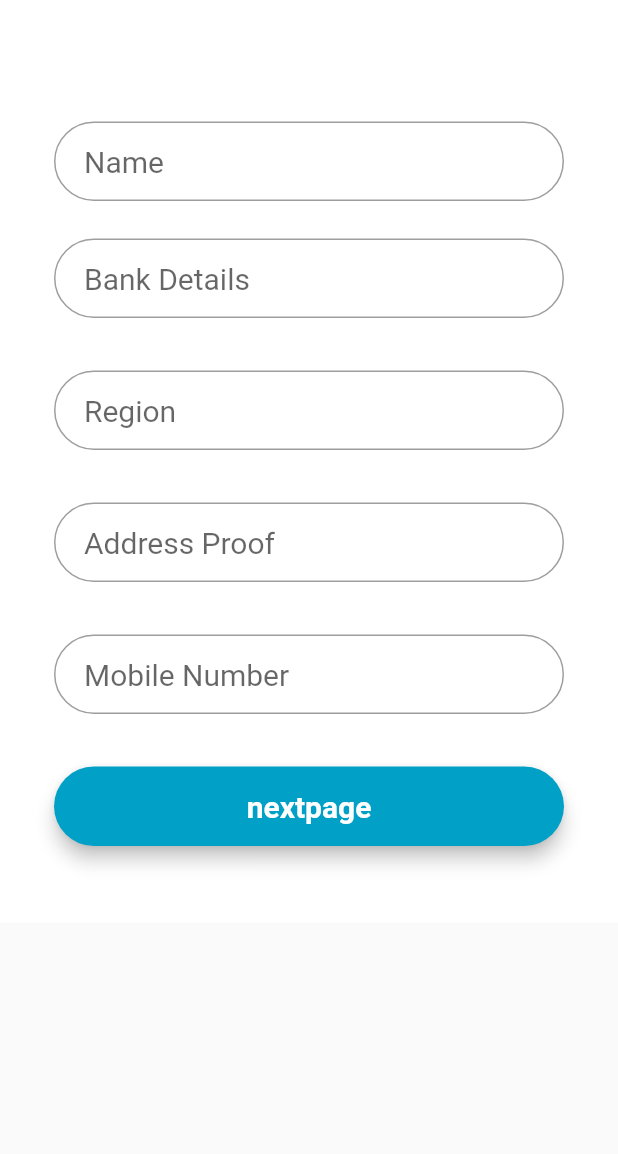
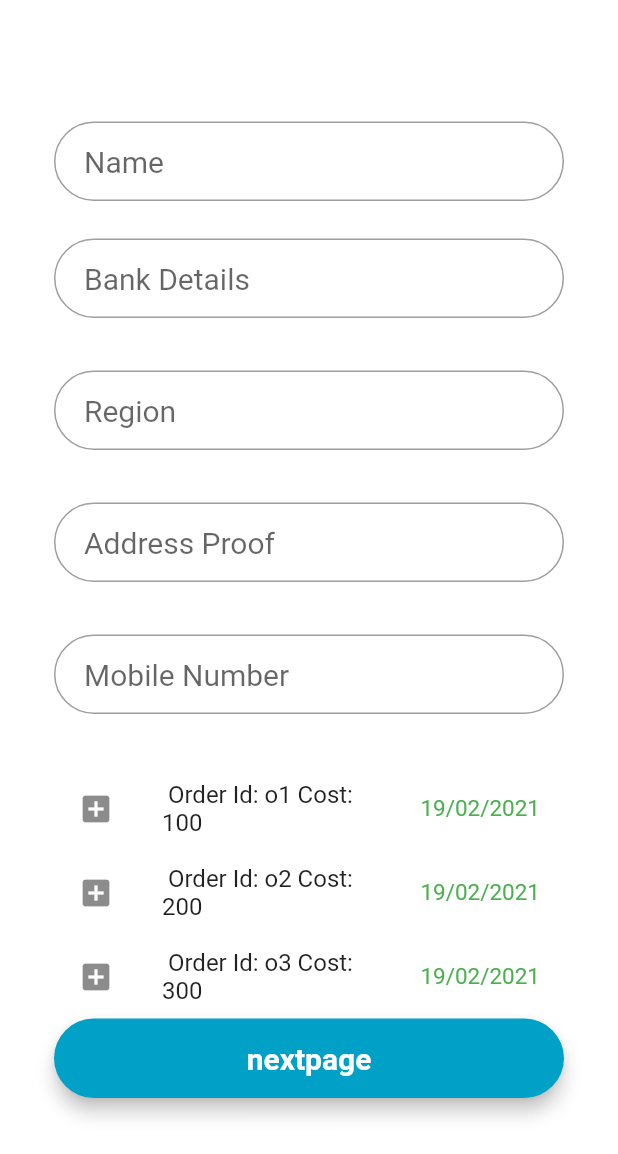
Before and after one commit to FY-ProjectX/task_app, a Flutter app: the DeliveryProfilePage screen opened by its route, on a phone screen of 412 x 824 dp. Shown: the top 1154 px of the screen. Run offline on Flutter 3.47's test engine with Material 2 defaults, Android fonts, the light colour scheme and no system bars; our stand-ins replace get; Roboto replaces fonts that are missing (Montserrat).

Commit message:
harsh gala json added

```diff
--- /dev/null
+++ b/assets/orders.json
@@ -0,0 +1,19 @@
+{
+    "orders": [
+      {
+        "id": "o1",
+        "date": "19/02/2021",
+        "cost": "100"
+      },
+      {
+        "id": "o2",
+        "date": "19/02/2021",
+        "cost": "200"
+      },
+      {
+        "id": "o3",
+        "date": "19/02/2021",
+        "cost": "300"
+      }
+    ]
+  }
--- a/lib/pages/DeliveryProfilePage.dart
+++ b/lib/pages/DeliveryProfilePage.dart
@@ -1,4 +1,7 @@
+import 'dart:convert';
+
 import 'package:flutter/material.dart';
+import 'package:flutter/services.dart';
 
 class DeliveryProfilePage extends StatefulWidget {
   DeliveryProfilePage({Key? key}) : super(key: key);
@@ -9,6 +12,22 @@ class DeliveryProfilePage extends StatefulWidget {
 
 class _DeliveryProfilePageState extends State<DeliveryProfilePage> {
   TextStyle style = TextStyle(fontFamily: 'Montserrat', fontSize: 20.0);
+  List _orders = [];
+
+  @override
+  void initState() {
+    super.initState();
+    readJson();
+  }
+
+  // Fetch content from the json file
+  Future<void> readJson() async {
+    final String response = await rootBundle.loadString('assets/orders.json');
+    final data = await json.decode(response);
+    setState(() {
+      _orders = data["orders"];
+    });
+  }
 
   @override
   Widget build(BuildContext context) {
@@ -104,6 +123,25 @@ class _DeliveryProfilePageState extends State<DeliveryProfilePage> {
                 SizedBox(
                   height: 35.0,
                 ),
+                ListView.builder(
+                  physics: NeverScrollableScrollPhysics(),
+                  shrinkWrap: true,
+                  itemCount: _orders.length,
+                  itemBuilder: (context, index) {
+                    return ListTile(
+                        hoverColor: Colors.blue,
+                        onTap: () {
+                          print("Clicked");
+                        },
+                        leading: Icon(Icons.add_box),
+                        trailing: Text(
+                          "${_orders[index]['date']}",
+                          style: TextStyle(color: Colors.green, fontSize: 15),
+                        ),
+                        title: Text(
+                            " Order Id: ${_orders[index]['id']} Cost: ${_orders[index]['cost']}"));
+                  },
+                ),
                 nextpageButon,
                 SizedBox(
                   height: 15.0,
--- a/pubspec.yaml
+++ b/pubspec.yaml
@@ -48,8 +48,8 @@ flutter:
   uses-material-design: true
 
   # To add assets to your application, add an assets section, like this:
-  # assets:
-  #   - images/a_dot_burr.jpeg
+  assets:
+    - assets/orders.json
   #   - images/a_dot_ham.jpeg
 
   # An image asset can refer to one or more resolution-specific "variants", see
```
Also changed, not shown: lib/main.dart (+20 -0 lines).
